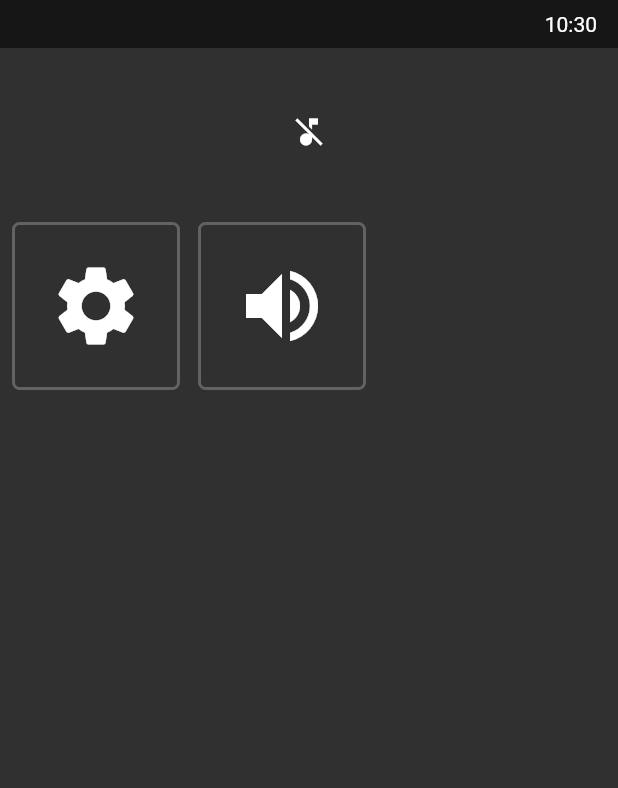
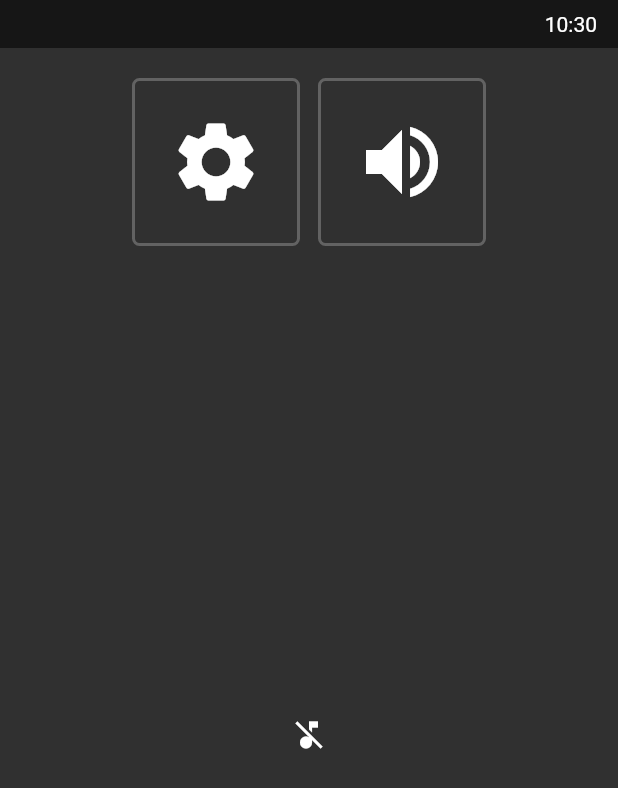
Before and after one commit to opencarstereo/mars, a Flutter app: the screen it shows after launch, on a phone screen of 412 x 824 dp. Shown: the top 788 px of the screen. Run offline on Flutter 3.47's test engine with Material 2 defaults, Android fonts, the phone set to English and light mode, and no system bars; our stand-ins replace args, flutter_riverpod, logger; missing offline and left inert: bluez, dbus.

Commit message:
Updated home ui

```diff
--- a/lib/pages/home.dart
+++ b/lib/pages/home.dart
@@ -14,11 +14,11 @@ class HomePage extends ConsumerWidget {
       child: Column(
         crossAxisAlignment: CrossAxisAlignment.start,
         children: [
-          const PlayerWidget(),
           const SizedBox(
             height: 12,
           ),
           Row(
+            mainAxisAlignment: MainAxisAlignment.center,
             children: [
               WidgetIcon(
                 icon: Icons.settings,
@@ -33,6 +33,9 @@ class HomePage extends ConsumerWidget {
               )
             ],
           ),
+          const Spacer(),
+          const PlayerWidget(),
+          const Spacer(),
         ],
       ),
     );
```
